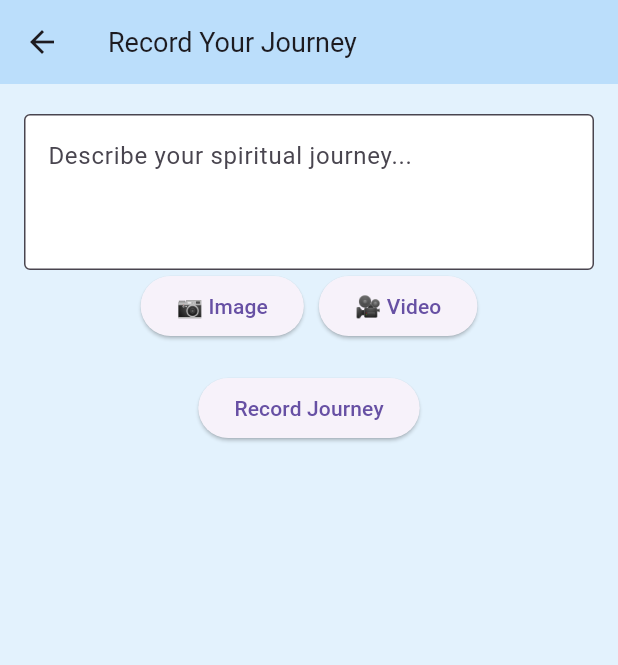
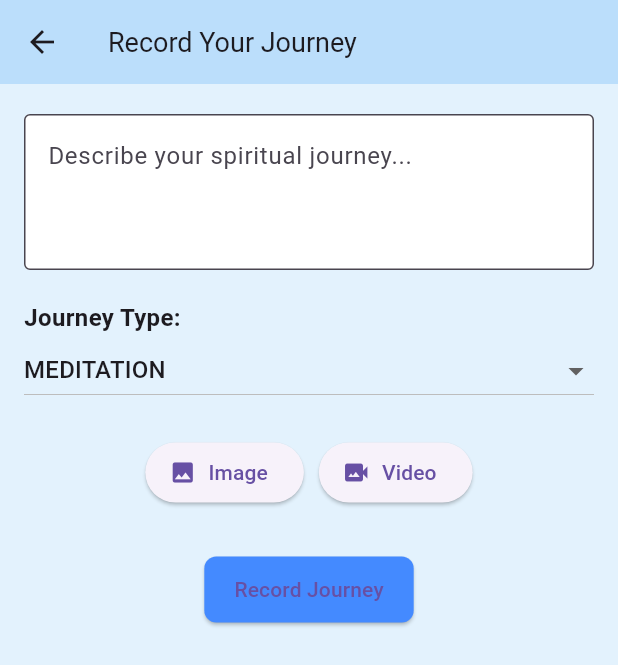
Before and after one commit to Chrisdx51/aurana1, a Flutter app: the AddMilestoneScreen screen opened directly, on a phone screen of 412 x 824 dp. Shown: the top 665 px of the screen. Run offline on Flutter 3.47's test engine with Material 3 defaults, Android fonts, the phone set to English and light mode, and no system bars; our stand-ins replace camera, confetti, flutter_animate, flutter_dotenv, flutter_local_notifications, font_awesome_flutter and 9 more; missing offline and left inert: encrypt, google_ml_kit, tflite; accounts and stored records are empty; project files that could hold a hidden picture were left out.

Commit message:
the lastest project update 22

```diff
--- a/lib/models/user_model.dart
+++ b/lib/models/user_model.dart
@@ -4,8 +4,14 @@ class UserModel {
   final String bio;
   final String? icon; // ✅ Profile Picture URL
   final String? dob;  // ✅ Date of Birth
-  final String? spiritualPath; // ✅ Spiritual Path (New)
-  final String? element; // ✅ Elemental Connection (New)
+  final String? spiritualPath; // ✅ Spiritual Path
+  final String? element; // ✅ Elemental Connection
+  final int spiritualXP; // ✅ Spiritual XP
+  final int spiritualLevel; // ✅ Spiritual Level (New)
+  final List<String>? friends;
+  final List<Map<String, dynamic>>? visitorLog;
+  final List<Map<String, dynamic>>? giftInventory;
+  final bool? isJourneyPublic;
 
   UserModel({
     required this.id,
@@ -13,8 +19,14 @@ class UserModel {
     required this.bio,
     this.icon,
     this.dob,
-    this.spiritualPath, // ✅ Added to constructor
-    this.element, // ✅ Added to constructor
+    this.spiritualPath,
+    this.element,
+    this.spiritualXP = 0,
+    this.spiritualLevel = 1, // ✅ Default to level 1
+    this.friends,
+    this.visitorLog,
+    this.giftInventory,
+    this.isJourneyPublic,
   });
 
   // ✅ Convert JSON Data from Supabase
@@ -23,14 +35,20 @@ class UserModel {
       id: json['id'] ?? '',
       name: json['name'] ?? '',
       bio: json['bio'] ?? '',
-      icon: json['icon'], // Can be null
-      dob: json['dob'],  // Can be null
-      spiritualPath: json['spiritual_path'], // ✅ Fetch Spiritual Path
-      element: json['element'], // ✅ Fetch Elemental Connection
+      icon: json['icon'],
+      dob: json['dob'],
+      spiritualPath: json['spiritual_path'],
+      element: json['element'],
+      spiritualXP: json['spiritual_xp'] ?? 0,
+      spiritualLevel: json['spiritual_level'] ?? 1, // ✅ Ensure we fetch the correct level
+      friends: List<String>.from(json['friends'] ?? []),
+      visitorLog: List<Map<String, dynamic>>.from(json['visitor_log'] ?? []),
+      giftInventory: List<Map<String, dynamic>>.from(json['gift_inventory'] ?? []),
+      isJourneyPublic: json['is_journey_public'] ?? true,
     );
   }
 
-  // ✅ Convert UserModel back to JSON
+  // ✅ Convert UserModel back to JSON for Supabase updates
   Map<String, dynamic> toJson() {
     return {
       'id': id,
@@ -38,8 +56,14 @@ class UserModel {
       'bio': bio,
       'icon': icon,
       'dob': dob,
-      'spiritual_path': spiritualPath, // ✅ Store Spiritual Path
-      'element': element, // ✅ Store Element
+      'spiritual_path': spiritualPath,
+      'element': element,
+      'spiritual_xp': spiritualXP,
+      'spiritual_level': spiritualLevel, // ✅ Store Spiritual Level in Supabase
+      'friends': friends,
+      'visitor_log': visitorLog,
+      'gift_inventory': giftInventory,
+      'is_journey_public': isJourneyPublic,
     };
   }
 
@@ -49,8 +73,14 @@ class UserModel {
     String? bio,
     String? icon,
     String? dob,
-    String? spiritualPath, // ✅ Allow updating Spiritual Path
-    String? element, // ✅ Allow updating Elemental Connection
+    String? spiritualPath,
+    String? element,
+    int? spiritualXP,
+    int? spiritualLevel, // ✅ Allow updating Spiritual Level
+    List<String>? friends,
+    List<Map<String, dynamic>>? visitorLog,
+    List<Map<String, dynamic>>? giftInventory,
+    bool? isJourneyPublic,
   }) {
     return UserModel(
       id: this.id,
@@ -58,8 +88,14 @@ class UserModel {
       bio: bio ?? this.bio,
       icon: icon ?? this.icon,
       dob: dob ?? this.dob,
-      spiritualPath: spiritualPath ?? this.spiritualPath, // ✅ Update Spiritual Path
-      element: element ?? this.element, // ✅ Update Element
+      spiritualPath: spiritualPath ?? this.spiritualPath,
+      element: element ?? this.element,
+      spiritualXP: spiritualXP ?? this.spiritualXP,
+      spiritualLevel: spiritualLevel ?? this.spiritualLevel, // ✅ Update Spiritual Level
+      friends: friends ?? this.friends,
+      visitorLog: visitorLog ?? this.visitorLog,
+      giftInventory: giftInventory ?? this.giftInventory,
+      isJourneyPublic: isJourneyPublic ?? this.isJourneyPublic,
     );
   }
 }
--- a/lib/screens/add_milestone_screen.dart
+++ b/lib/screens/add_milestone_screen.dart
@@ -68,28 +68,39 @@ class _AddMilestoneScreenState extends State<AddMilestoneScreen> {
       mediaUrl = await _supabaseService.uploadMedia(_selectedVideo!);
     }
 
-    // Now correctly calls `addMilestone`
+    // ✅ Now correctly calls `addMilestone`
     bool success = await _supabaseService.addMilestone(
       userId,
       _milestoneController.text,
       _selectedMilestoneType,
-      mediaUrl, // Fix applied here
+      mediaUrl, // ✅ Fix applied here
     );
 
-    setState(() {
-      _isSubmitting = false;
-    });
+    if (success) {
+      await _supabaseService.updateSpiritualXP(userId, 10); // ✅ Reward XP for posting
+      ScaffoldMessenger.of(context).showSnackBar(
+        SnackBar(content: Text("✅ Journey recorded & XP earned!")),
+      );
 
-    if (success) {
-      ScaffoldMessenger.of(context).showSnackBar(
-        SnackBar(content: Text("✅ Your spiritual journey has been recorded!")),
-      );
+      // ✅ Auto-Boost the Milestone (if it's a meaningful action)
+      final milestoneId = await _supabaseService.getLastMilestoneId(userId);
+      if (milestoneId != null) {
+        bool boostSuccess = await _supabaseService.addEnergyBoost(milestoneId);
+        if (boostSuccess) {
+          await _supabaseService.updateSpiritualXP(userId, 5); // ✅ Reward XP for getting boosted
+        }
+      }
+
       Navigator.pop(context, true);
     } else {
       ScaffoldMessenger.of(context).showSnackBar(
         SnackBar(content: Text("❌ Failed to add milestone")),
       );
     }
+
+    setState(() {
+      _isSubmitting = false;
+    });
   }
 
   @override
@@ -118,16 +129,53 @@ class _AddMilestoneScreenState extends State<AddMilestoneScreen> {
                 filled: true,
               ),
             ),
+            SizedBox(height: 20),
+            Text("Journey Type:", style: TextStyle(fontSize: 16, fontWeight: FontWeight.bold)),
+            DropdownButton<String>(
+              value: _selectedMilestoneType,
+              isExpanded: true,
+              items: ["meditation", "tarot_reading", "healing", "energy_work"]
+                  .map((type) => DropdownMenuItem<String>(
+                value: type,
+                child: Text(type.replaceAll("_", " ").toUpperCase()),
+              ))
+                  .toList(),
+              onChanged: (value) {
+                if (value != null) {
+                  setState(() {
+                    _selectedMilestoneType = value;
+                  });
+                }
+              },
+            ),
+            SizedBox(height: 20),
             Row(
               mainAxisAlignment: MainAxisAlignment.center,
               children: [
-                ElevatedButton(onPressed: _pickImage, child: Text("📷 Image")),
+                ElevatedButton.icon(
+                  onPressed: _pickImage,
+                  icon: Icon(Icons.image),
+                  label: Text("Image"),
+                ),
                 SizedBox(width: 10),
-                ElevatedButton(onPressed: _pickVideo, child: Text("🎥 Video")),
+                ElevatedButton.icon(
+                  onPressed: _pickVideo,
+                  icon: Icon(Icons.video_camera_back),
+                  label: Text("Video"),
+                ),
               ],
             ),
-            if (_selectedImage != null) Image.file(_selectedImage!, height: 150),
-            if (_selectedVideo != null) Icon(Icons.videocam, size: 100),
+            SizedBox(height: 10),
+            if (_selectedImage != null)
+              Padding(
+                padding: EdgeInsets.only(top: 10),
+                child: Image.file(_selectedImage!, height: 150),
+              ),
+            if (_selectedVideo != null)
+              Padding(
+                padding: EdgeInsets.only(top: 10),
+                child: Icon(Icons.videocam, size: 100),
+              ),
             SizedBox(height: 20),
             Center(
               child: _isSubmitting
@@ -135,6 +183,11 @@ class _AddMilestoneScreenState extends State<AddMilestoneScreen> {
                   : ElevatedButton(
                 onPressed: _addMilestone,
                 child: Text("Record Journey"),
+                style: ElevatedButton.styleFrom(
+                  backgroundColor: Colors.blueAccent,
+                  padding: EdgeInsets.symmetric(horizontal: 20, vertical: 12),
+                  shape: RoundedRectangleBorder(borderRadius: BorderRadius.circular(8)),
+                ),
               ),
             ),
           ],
```
Also changed, not shown: lib/screens/auth_screen.dart (+26 -19 lines), lib/screens/leaderboard_screen.dart (added, +58 -0 lines), lib/screens/profile_screen.dart (+97 -11 lines), lib/services/supabase_service.dart (+91 -7 lines), 4 other files.
